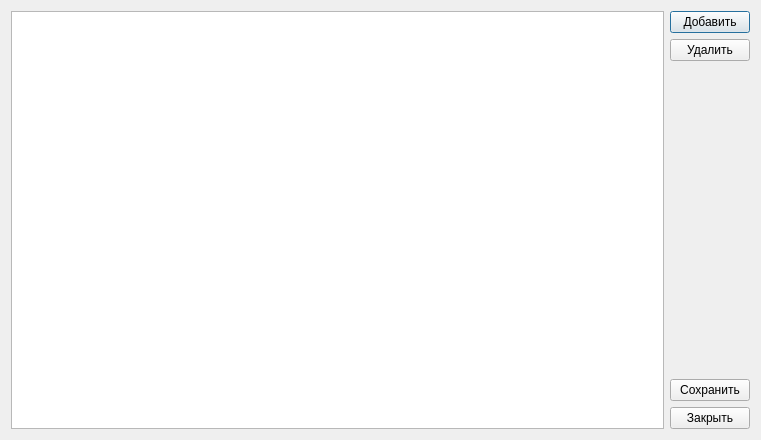
Above: RepairCenter/catcustomers.ui from Feo-d-oR/YARC before the change. Below: the same form after it.
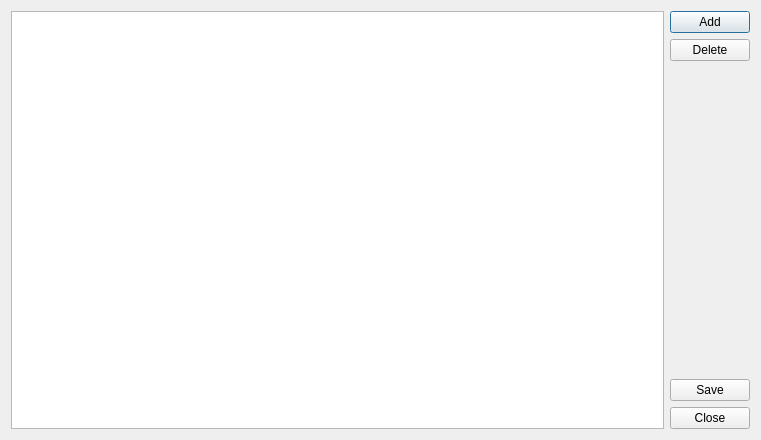
That is the form after the change. Icons and pictures are not drawn.

Patch:
```diff
--- a/RepairCenter/catcustomers.ui
+++ b/RepairCenter/catcustomers.ui
@@ -36,7 +36,7 @@
      <item>
       <widget class="QPushButton" name="bAdd">
        <property name="text">
-        <string>Добавить</string>
+        <string>Add</string>
        </property>
        <property name="icon">
         <iconset>
@@ -51,7 +51,7 @@
         <enum>Qt::LeftToRight</enum>
        </property>
        <property name="text">
-        <string>Удалить</string>
+        <string>Delete</string>
        </property>
        <property name="icon">
         <iconset>
@@ -85,7 +85,7 @@
      <item>
       <widget class="QPushButton" name="bSave">
        <property name="text">
-        <string>Сохранить</string>
+        <string>Save</string>
        </property>
        <property name="icon">
         <iconset>
@@ -97,7 +97,7 @@
      <item>
       <widget class="QPushButton" name="bClose">
        <property name="text">
-        <string>Закрыть</string>
+        <string>Close</string>
        </property>
        <property name="icon">
         <iconset>
```
Left out of the diff: 2 changed lines with no effect on the pictures.
